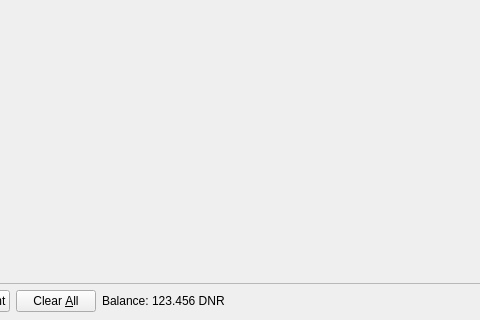
Qt form src/qt/forms/sendcoinsdialog.ui (metaspartan/denarius) before a commit; both pictures show x 85 to 565 and y 243 to 563 of the 850 by 563 pixel window.
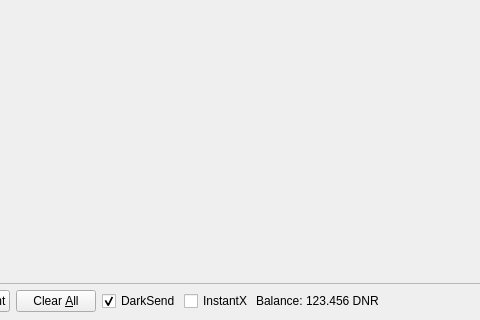
The same form after that commit. Icons and pictures are not drawn.

Commit message: DarkSend/InstantX GUI

```diff
--- a/src/qt/forms/sendcoinsdialog.ui
+++ b/src/qt/forms/sendcoinsdialog.ui
@@ -13,7 +13,7 @@
   <property name="windowTitle">
    <string>Send Coins</string>
   </property>
-  <layout class="QVBoxLayout" name="verticalLayout" stretch="0,1,0,0">
+  <layout class="QVBoxLayout" name="verticalLayout" stretch="0,1,0">
    <property name="bottomMargin">
     <number>8</number>
    </property>
@@ -725,6 +725,23 @@
        <property name="spacing">
         <number>3</number>
        </property>
+       <item>
+        <widget class="QCheckBox" name="checkUseDarksend">
+         <property name="text">
+          <string>DarkSend</string>
+         </property>
+         <property name="checked">
+          <bool>true</bool>
+         </property>
+        </widget>
+       </item>
+       <item>
+        <widget class="QCheckBox" name="checkInstantX">
+         <property name="text">
+          <string>InstantX</string>
+         </property>
+        </widget>
+       </item>
        <item>
         <widget class="QLabel" name="label">
          <property name="sizePolicy">
```
Left out of the diff: 2 changed lines with no effect on the pictures. The commit also changes 10 other files.
